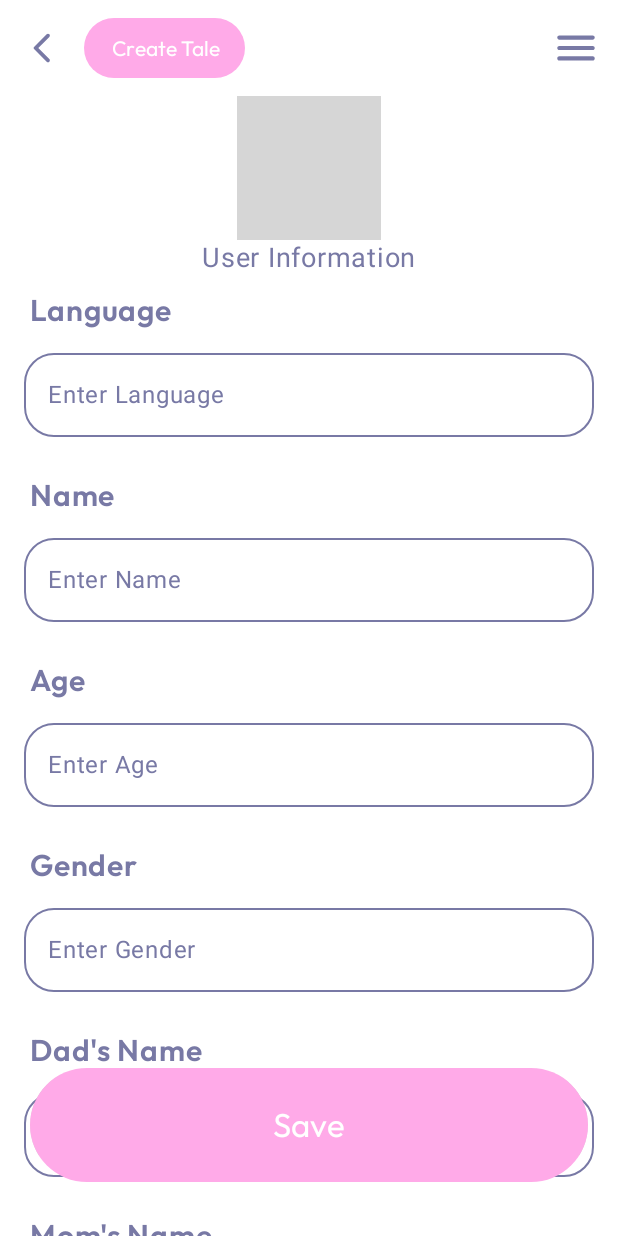
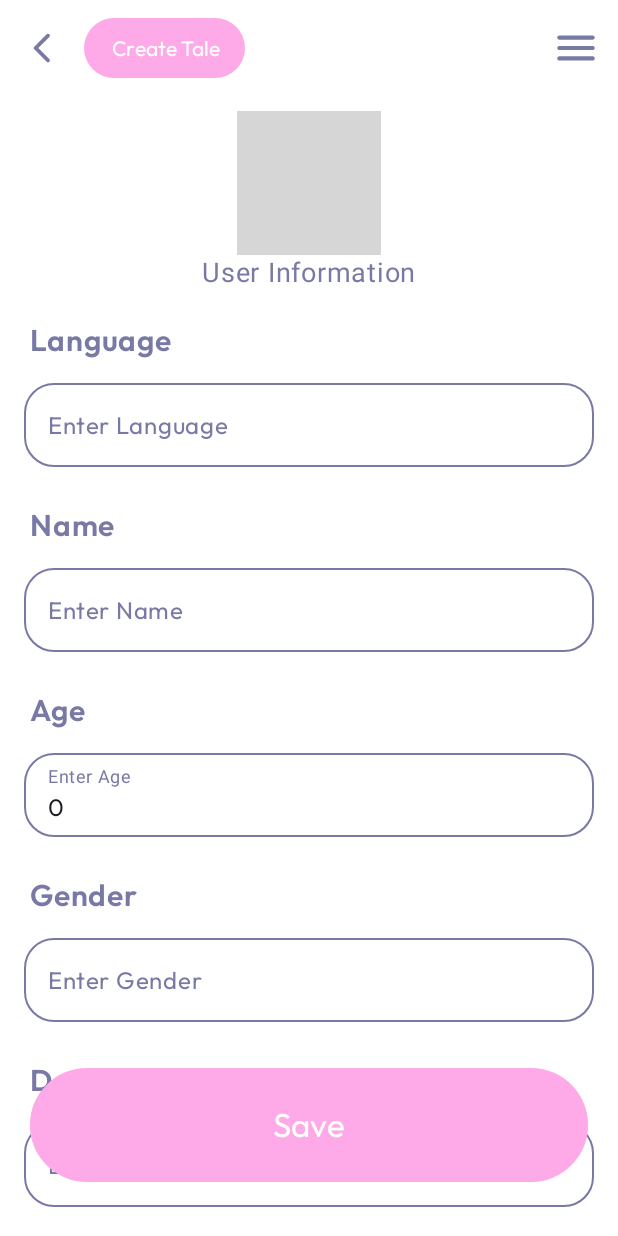
Before and after one commit to erdemyesilcicek/Floki-AI, an Android app built with Jetpack Compose: the UserInformation screen opened through its navigation route, after a tap on "Save", on a phone screen of 412 x 824 dp. Run offline under Robolectric (Android 15) with nearby library versions, the phone set to English and light mode, and no system bars; our stand-ins replace Firebase (no records; nobody signed in at launch, a user with empty details on screens opened directly); grey boxes are pictures that could not be loaded.

Commit message:
shared preferences

```diff
--- a/app/src/main/java/com/erdemyesilcicek/flokiai/MainActivity.kt
+++ b/app/src/main/java/com/erdemyesilcicek/flokiai/MainActivity.kt
@@ -5,6 +5,7 @@ import androidx.activity.ComponentActivity
 import androidx.activity.compose.setContent
 import androidx.activity.enableEdgeToEdge
 import androidx.compose.runtime.Composable
+import androidx.compose.ui.platform.LocalContext
 import androidx.navigation.NavType
 import androidx.navigation.compose.NavHost
 import androidx.navigation.compose.composable
@@ -31,7 +32,7 @@ class MainActivity : ComponentActivity() {
         enableEdgeToEdge()
         setContent {
             val authViewModel : AuthViewModel = AuthViewModel()
-            val categoryViewModel: CategoryViewModel = CategoryViewModel()
+            val categoryViewModel : CategoryViewModel = CategoryViewModel()
 
             FlokiAITheme() {
                 NavController(authViewModel, categoryViewModel)
@@ -43,6 +44,7 @@ class MainActivity : ComponentActivity() {
 @Composable
 fun NavController(authViewModel: AuthViewModel, categoryViewModel: CategoryViewModel) {
     val navController = rememberNavController()
+    val context = LocalContext.current
 
     NavHost(
         navController = navController,
@@ -54,7 +56,7 @@ fun NavController(authViewModel: AuthViewModel, categoryViewModel: CategoryViewM
 
         composable(route = "OptionsPage") { OptionsPage(navController) }
 
-        composable(route = "UserInformation") { UserInformation(navController) }
+        composable(route = "UserInformation") { UserInformation(navController, context) }
 
         composable(route = "Feedback") { Feedback(navController) }
 
--- a/app/src/main/java/com/erdemyesilcicek/flokiai/components/CustomTextInput.kt
+++ b/app/src/main/java/com/erdemyesilcicek/flokiai/components/CustomTextInput.kt
@@ -25,6 +25,7 @@ import androidx.compose.ui.text.input.KeyboardType
 import androidx.compose.ui.text.input.PasswordVisualTransformation
 import androidx.compose.ui.text.input.VisualTransformation
 import androidx.compose.ui.unit.dp
+import com.erdemyesilcicek.flokiai.utils.myFont
 
 @OptIn(ExperimentalMaterial3Api::class)
 @Composable
@@ -53,10 +54,9 @@ fun CustomTextInput(
             value = text,
             onValueChange = onValueChange,
             label = { Text(text = label) },
+            visualTransformation = if (!isVisual) PasswordVisualTransformation() else VisualTransformation.None,
+            keyboardOptions = KeyboardOptions(keyboardType = keyboardType),
 
-            visualTransformation = if (!isVisual) PasswordVisualTransformation() else VisualTransformation.None,
-
-            keyboardOptions = KeyboardOptions(keyboardType = keyboardType),
             modifier = Modifier
                 .padding(16.dp)
                 .fillMaxWidth()
@@ -66,6 +66,7 @@ fun CustomTextInput(
                     shape = RoundedCornerShape(20.dp)
                 )
                 .clip(RoundedCornerShape(20.dp)),
+
             colors = TextFieldDefaults.textFieldColors(
                 containerColor = Color.White,
                 focusedIndicatorColor = Color.White,
--- a/app/src/main/java/com/erdemyesilcicek/flokiai/pages/ReadTalePage.kt
+++ b/app/src/main/java/com/erdemyesilcicek/flokiai/pages/ReadTalePage.kt
@@ -1,5 +1,7 @@
 package com.erdemyesilcicek.flokiai.pages
 
+import android.content.Context
+import android.speech.tts.TextToSpeech
 import androidx.compose.foundation.background
 import androidx.compose.foundation.layout.Arrangement
 import androidx.compose.foundation.layout.Column
@@ -29,9 +31,12 @@ import com.erdemyesilcicek.flokiai.components.CustomExtendedFAB
 import com.erdemyesilcicek.flokiai.components.HeaderBar
 import com.erdemyesilcicek.flokiai.lists.TaleList
 import com.erdemyesilcicek.flokiai.utils.myFont
+import java.util.Locale
+
 
 @Composable
 fun ReadTalePage(navController: NavController, id: Int?) {
+
     val tale = TaleList.get(id!!)
 
     Scaffold(
--- a/app/src/main/java/com/erdemyesilcicek/flokiai/pages/optionspages/UserInformation.kt
+++ b/app/src/main/java/com/erdemyesilcicek/flokiai/pages/optionspages/UserInformation.kt
@@ -1,5 +1,7 @@
 package com.erdemyesilcicek.flokiai.pages.optionspages
 
+import android.content.Context
+import android.widget.Toast
 import androidx.compose.foundation.Image
 import androidx.compose.foundation.background
 import androidx.compose.foundation.layout.Arrangement
@@ -40,15 +42,25 @@ import com.erdemyesilcicek.flokiai.utils.myFont
 
 @Composable
 fun UserInformation(
-    navController: NavController
+    navController: NavController,
+    context: Context
 ) {
-    val language = remember { mutableStateOf("") }
-    val name = remember { mutableStateOf("") }
-    val age = remember { mutableStateOf("") }
-    val gender = remember { mutableStateOf("") }
-    val dadName = remember { mutableStateOf("") }
-    val momName = remember { mutableStateOf("") }
-    val sisName = remember { mutableStateOf("") }
+    val sharedPreferences = context.getSharedPreferences("character_info", Context.MODE_PRIVATE)
+
+    val language =
+        remember { mutableStateOf(sharedPreferences.getString("Language", "") ?: "") }
+    val name =
+        remember { mutableStateOf(sharedPreferences.getString("Your Name", "") ?: "") }
+    val age =
+        remember { mutableStateOf(sharedPreferences.getInt("Age", 0).toString()) }
+    val gender =
+        remember { mutableStateOf(sharedPreferences.getString("Gender", "") ?: "") }
+    val dadName =
+        remember { mutableStateOf(sharedPreferences.getString("Dad Name", "") ?: "") }
+    val momName =
+        remember { mutableStateOf(sharedPreferences.getString("Mom Name", "") ?: "") }
+    val siblingName =
+        remember { mutableStateOf(sharedPreferences.getString("Sibling Name", "") ?: "") }
 
     val scrollState = rememberScrollState()
 
@@ -67,14 +79,16 @@ fun UserInformation(
                 MaterialTheme.colorScheme.primary,
                 "Save",
                 onClick = {
-                    println("Save fab clicked")
-                    println("Language: ${language.value}")
-                    println("Name: ${name.value}")
-                    println("Age: ${age.value}")
-                    println("Gender: ${gender.value}")
-                    println("Dad's Name: ${dadName.value}")
-                    println("Mom's Name: ${momName.value}")
-                    println("Sis's Name: ${sisName.value}")
+                    with(sharedPreferences.edit()) {
+                        putString("Your Name", name.value)
+                        putInt("Age", age.value.toIntOrNull() ?: 0)
+                        putString("Gender", gender.value)
+
+                        putString("Dad Name", dadName.value)
+                        putString("Mom Name", momName.value)
+                        putString("Sibling Name", siblingName.value)
+                        apply()
+                    }
                 })
         },
         floatingActionButtonPosition = FabPosition.Center
@@ -87,8 +101,14 @@ fun UserInformation(
             verticalArrangement = Arrangement.Top,
             horizontalAlignment = Alignment.CenterHorizontally
         ) {
+            Column(
+                modifier = Modifier
+                    .fillMaxWidth().padding(10.dp),
+                horizontalAlignment = Alignment.CenterHorizontally,
+                verticalArrangement = Arrangement.Center
+            ) {
                 Image(
-                painter = painterResource(id = R.drawable.defaultrapunzel),
+                    painter = painterResource(id = R.drawable.animalsseal),
                     contentDescription = "",
                     contentScale = ContentScale.Fit
                 )
@@ -97,6 +117,9 @@ fun UserInformation(
                     fontFamily = FontFamily.Default,
                     fontSize = 18.sp
                 )
+            }
+
+
             Column(
                 modifier = Modifier
                     .imePadding()
@@ -142,8 +165,8 @@ fun UserInformation(
                     keyboardType = KeyboardType.Text
                 )
                 CustomTextInput(
-                    title = "Dad's Name",
-                    label = "Enter Dad's Name",
+                    title = "Dad Name",
+                    label = "Enter Dad Name",
                     text = dadName.value,
                     onValueChange = { dadName.value = it },
                     isSingleLine = true,
@@ -151,8 +174,8 @@ fun UserInformation(
                     keyboardType = KeyboardType.Text
                 )
                 CustomTextInput(
-                    title = "Mom's Name",
-                    label = "Enter Mom's Name",
+                    title = "Mom Name",
+                    label = "Enter Mom Name",
                     text = momName.value,
                     onValueChange = { momName.value = it },
                     isSingleLine = true,
@@ -160,10 +183,10 @@ fun UserInformation(
                     keyboardType = KeyboardType.Text
                 )
                 CustomTextInput(
-                    title = "Sis's Name",
-                    label = "Enter Sis's Name",
-                    text = sisName.value,
-                    onValueChange = { sisName.value = it },
+                    title = "Sibling Name",
+                    label = "Enter Sibling Name",
+                    text = siblingName.value,
+                    onValueChange = { siblingName.value = it },
                     isSingleLine = true,
                     isVisual = true,
                     keyboardType = KeyboardType.Text
--- a/app/src/main/java/com/erdemyesilcicek/flokiai/ui/theme/Type.kt
+++ b/app/src/main/java/com/erdemyesilcicek/flokiai/ui/theme/Type.kt
@@ -5,11 +5,12 @@ import androidx.compose.ui.text.TextStyle
 import androidx.compose.ui.text.font.FontFamily
 import androidx.compose.ui.text.font.FontWeight
 import androidx.compose.ui.unit.sp
+import com.erdemyesilcicek.flokiai.utils.myFont
 
 // Set of Material typography styles to start with
 val Typography = Typography(
     bodyLarge = TextStyle(
-        fontFamily = FontFamily.Default,
+        fontFamily = myFont,
         fontWeight = FontWeight.Normal,
         fontSize = 16.sp,
         lineHeight = 24.sp,
```
Lines whose indentation alone changed are shown as unchanged.
